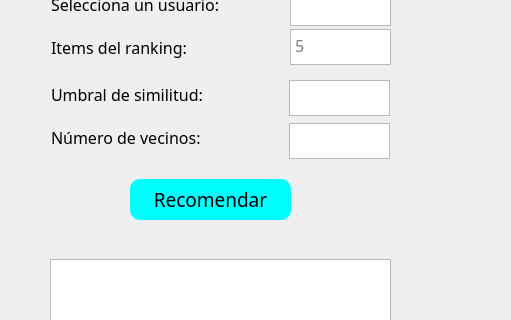
alvarobarriada/RecomendadorPeliculas, file Interface/main.ui: the form before one commit; both pictures show x 0 to 511 and y 111 to 431 of the 1124 by 708 pixel window.
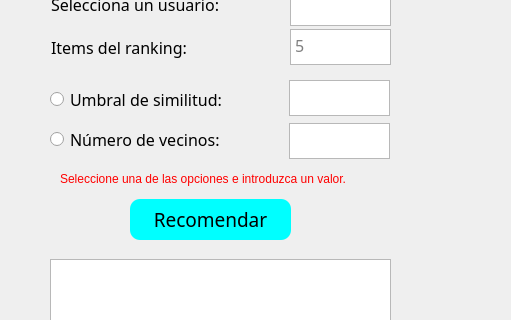
The form after the commit. Icons and pictures are not drawn.

Commit message: Radio Buttons, mensaje de error y limpieza

Diff of the .ui file:
```diff
--- a/Interface/main.ui
+++ b/Interface/main.ui
@@ -27,7 +27,7 @@
     <property name="geometry">
      <rect>
       <x>130</x>
-      <y>290</y>
+      <y>310</y>
       <width>161</width>
       <height>41</height>
      </rect>
@@ -285,27 +285,6 @@
       <height>81</height>
      </rect>
     </property>
-    <widget class="QLabel" name="Umbral">
-     <property name="geometry">
-      <rect>
-       <x>1</x>
-       <y>1</y>
-       <width>224</width>
-       <height>28</height>
-      </rect>
-     </property>
-     <property name="font">
-      <font>
-       <family>Montserrat</family>
-       <pointsize>12</pointsize>
-       <weight>50</weight>
-       <bold>false</bold>
-      </font>
-     </property>
-     <property name="text">
-      <string>Umbral de similitud:</string>
-     </property>
-    </widget>
     <widget class="QTextEdit" name="umbral">
      <property name="geometry">
       <rect>
@@ -316,21 +295,48 @@
       </rect>
      </property>
     </widget>
-    <widget class="QLabel" name="numvecinos">
+    <widget class="QTextEdit" name="vecinos">
      <property name="geometry">
       <rect>
-       <x>1</x>
+       <x>239</x>
        <y>44</y>
+       <width>101</width>
+       <height>36</height>
+      </rect>
+     </property>
+    </widget>
+    <widget class="QRadioButton" name="radioUmbral">
+     <property name="geometry">
+      <rect>
+       <x>0</x>
+       <y>10</y>
+       <width>221</width>
+       <height>20</height>
+      </rect>
+     </property>
+     <property name="font">
+      <font>
+       <family>Montserrat</family>
+       <pointsize>12</pointsize>
+      </font>
+     </property>
+     <property name="text">
+      <string>Umbral de similitud:</string>
+     </property>
+    </widget>
+    <widget class="QRadioButton" name="radioPatio">
+     <property name="geometry">
+      <rect>
+       <x>0</x>
+       <y>50</y>
        <width>231</width>
-       <height>28</height>
+       <height>20</height>
       </rect>
      </property>
      <property name="font">
       <font>
        <family>Montserrat</family>
        <pointsize>12</pointsize>
-       <weight>50</weight>
-       <bold>false</bold>
       </font>
      </property>
      <property name="text">
@@ -537,6 +543,22 @@
      <string/>
     </property>
    </widget>
+   <widget class="QLabel" name="error_radio">
+    <property name="geometry">
+     <rect>
+      <x>60</x>
+      <y>280</y>
+      <width>341</width>
+      <height>20</height>
+     </rect>
+    </property>
+    <property name="styleSheet">
+     <string notr="true">color:red;</string>
+    </property>
+    <property name="text">
+     <string>Seleccione una de las opciones e introduzca un valor.</string>
+    </property>
+   </widget>
   </widget>
  </widget>
  <resources/>
```
Left out of the diff: 14 changed lines with no effect on the pictures. The commit also changes 1 other file.
